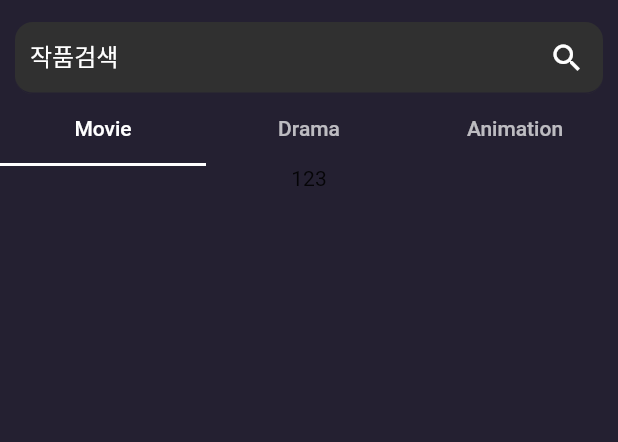
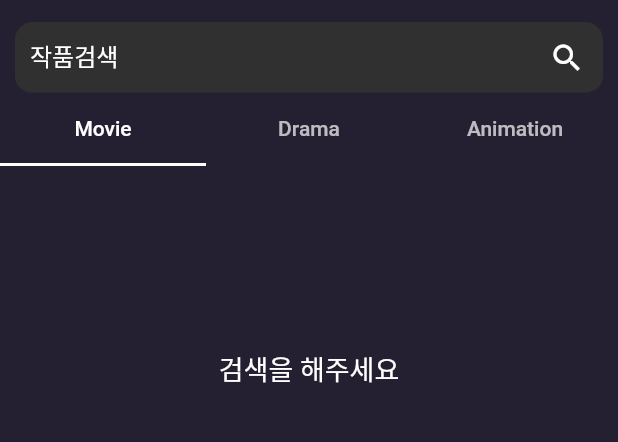
Before and after one commit to Sunnyryu/bogobaba, a Flutter app: the HomePage screen opened directly, on a phone screen of 412 x 824 dp, the part 56-498 px from its top. Run offline on Flutter 3.47's test engine with Material 2 defaults, Android fonts, the phone set to English and light mode, and no system bars; our stand-ins replace cloud_firestore, dio, firebase_auth, firebase_core, flutter_dotenv; accounts and stored records are empty.

Commit message:
merge file

```diff
--- a/lib/main.dart
+++ b/lib/main.dart
@@ -3,14 +3,17 @@ import 'package:bogobaba/service/auth_service.dart';
 import 'package:bogobaba/service/movie_service.dart';
 import 'package:bogobaba/pages/main_page.dart';
 import 'package:bogobaba/service/review_service.dart';
+import 'package:bogobaba/service/test_service.dart';
 import 'package:bogobaba/widgets/colors.dart';
 // import 'package:cloud_firestore/cloud_firestore.dart';
 import 'package:firebase_core/firebase_core.dart';
 
 import 'package:flutter/material.dart';
+import 'package:flutter_dotenv/flutter_dotenv.dart';
 import 'package:provider/provider.dart';
 
 void main() async {
+  await dotenv.load(fileName: ".env");
   WidgetsFlutterBinding.ensureInitialized(); // main 함수에서 async 사용하기 위함
   await Firebase.initializeApp(); // firebase 앱 시작
   runApp(
@@ -19,6 +22,7 @@ void main() async {
         ChangeNotifierProvider(create: (context) => AuthService()),
         ChangeNotifierProvider(create: (context) => ReviewService()),
         ChangeNotifierProvider(create: (context) => MovieService()),
+        ChangeNotifierProvider(create: (context) => TestService()),
       ],
       child: const MyApp(),
     ),
--- a/lib/pages/home_page.dart
+++ b/lib/pages/home_page.dart
@@ -152,8 +152,11 @@ class _HomePageState extends State<HomePage> with TickerProviderStateMixin {
                                               },
                                               contentPadding: EdgeInsets.only(
                                                   top: 20, left: 10, right: 10),
-                                              leading: Image.network(imgLink,
-                                                  width: 70, fit: BoxFit.fill),
+                                              leading: SizedBox(
+                                                width: 100,
+                                                child: Image.network(imgLink,
+                                                    fit: BoxFit.fill),
+                                              ),
                                               title: Text(
                                                 name,
                                                 style: TextStyle(
@@ -169,8 +172,13 @@ class _HomePageState extends State<HomePage> with TickerProviderStateMixin {
                               ),
                             )
                           : Center(
-                              child: Text("123"),
-                            )
+                              heightFactor: 10.0,
+                              child: Text(
+                                "검색을 해주세요",
+                                style: TextStyle(
+                                    color: BogoColor.bogoWhite, fontSize: 18),
+                              ),
+                            ),
                     ],
                   ),
                   Column(
@@ -237,8 +245,13 @@ class _HomePageState extends State<HomePage> with TickerProviderStateMixin {
                               ),
                             )
                           : Center(
-                              child: Text("123"),
-                            )
+                              heightFactor: 10.0,
+                              child: Text(
+                                "검색을 해주세요",
+                                style: TextStyle(
+                                    color: BogoColor.bogoWhite, fontSize: 18),
+                              ),
+                            ),
                     ],
                   ),
                   Column(
@@ -305,8 +318,13 @@ class _HomePageState extends State<HomePage> with TickerProviderStateMixin {
                               ),
                             )
                           : Center(
-                              child: Text("123"),
-                            )
+                              heightFactor: 10.0,
+                              child: Text(
+                                "검색을 해주세요",
+                                style: TextStyle(
+                                    color: BogoColor.bogoWhite, fontSize: 18),
+                              ),
+                            ),
                     ],
                   ),
                 ],
--- a/lib/service/review_service.dart
+++ b/lib/service/review_service.dart
@@ -33,6 +33,6 @@ class ReviewService extends ChangeNotifier {
   }
 
   void delete(String docId) async {
-    // bucket 삭제
+    await reviewCollection.doc(docId).delete();
   }
 }
```
Also changed, not shown: lib/pages/Login_page.dart (+13 -4 lines), lib/pages/my_page.dart (+11 -1 lines), lib/pages/test_page.dart (added, +34 -0 lines), lib/pages/watch_page.dart (+41 -50 lines), lib/service/test_service.dart (added, +14 -0 lines), pubspec.yaml (+4 -3 lines), pubspec.lock, 2 other files.
